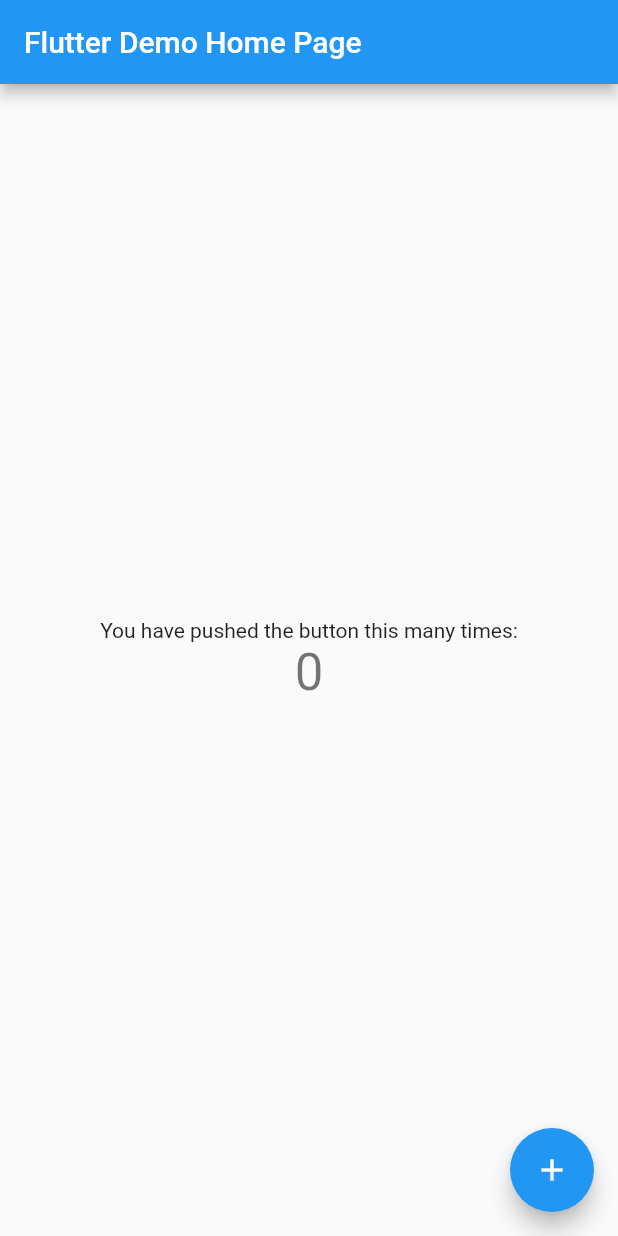
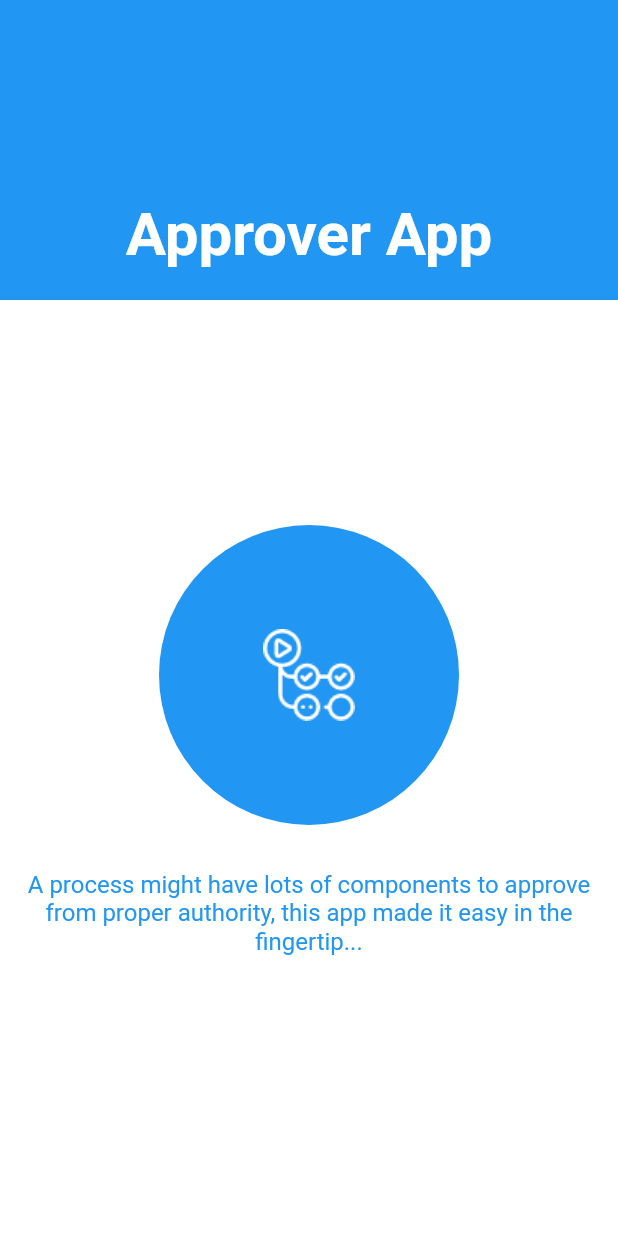
Before and after one commit to mehedi-4958/approver, a Flutter app: the first screen one second after launch, on a phone screen of 412 x 824 dp. Run offline on Flutter 3.47's test engine with Material 2 defaults, Android fonts, the phone set to English and light mode, and no system bars.

Commit message:
Splash Screen Created

```diff
--- a/lib/main.dart
+++ b/lib/main.dart
@@ -1,3 +1,4 @@
+import 'package:approver/screens/splash_screen.dart';
 import 'package:flutter/material.dart';
 
 void main() {
@@ -5,109 +6,25 @@ void main() {
 }
 
 class MyApp extends StatelessWidget {
-  // This widget is the root of your application.
   @override
   Widget build(BuildContext context) {
-    return MaterialApp(
-      title: 'Flutter Demo',
-      theme: ThemeData(
-        // This is the theme of your application.
-        //
-        // Try running your application with "flutter run". You'll see the
-        // application has a blue toolbar. Then, without quitting the app, try
-        // changing the primarySwatch below to Colors.green and then invoke
-        // "hot reload" (press "r" in the console where you ran "flutter run",
-        // or simply save your changes to "hot reload" in a Flutter IDE).
-        // Notice that the counter didn't reset back to zero; the application
-        // is not restarted.
-        primarySwatch: Colors.blue,
-      ),
-      home: MyHomePage(title: 'Flutter Demo Home Page'),
+    return FutureBuilder(
+      // Replace the 3 second delay with your initialization code:
+      future: Future.delayed(Duration(seconds: 3)),
+      builder: (context, AsyncSnapshot snapshot) {
+        // Show splash screen while waiting for app resources to load:
+        if (snapshot.connectionState == ConnectionState.waiting) {
+          return MaterialApp(
+            home: SplashScreen(),
+            debugShowCheckedModeBanner: false,
+          );
+        } else {
+          // Loading is done, return the app:
+          return MaterialApp(
+            home: Scaffold(body: Center(child: Text('App loaded'))),
+          );
+        }
+      },
     );
   }
 }
-
-class MyHomePage extends StatefulWidget {
-  MyHomePage({Key? key, required this.title}) : super(key: key);
-
-  // This widget is the home page of your application. It is stateful, meaning
-  // that it has a State object (defined below) that contains fields that affect
-  // how it looks.
-
-  // This class is the configuration for the state. It holds the values (in this
-  // case the title) provided by the parent (in this case the App widget) and
-  // used by the build method of the State. Fields in a Widget subclass are
-  // always marked "final".
-
-  final String title;
-
-  @override
-  _MyHomePageState createState() => _MyHomePageState();
-}
-
-class _MyHomePageState extends State<MyHomePage> {
-  int _counter = 0;
-
-  void _incrementCounter() {
-    setState(() {
-      // This call to setState tells the Flutter framework that something has
-      // changed in this State, which causes it to rerun the build method below
-      // so that the display can reflect the updated values. If we changed
-      // _counter without calling setState(), then the build method would not be
-      // called again, and so nothing would appear to happen.
-      _counter++;
-    });
-  }
-
-  @override
-  Widget build(BuildContext context) {
-    // This method is rerun every time setState is called, for instance as done
-    // by the _incrementCounter method above.
-    //
-    // The Flutter framework has been optimized to make rerunning build methods
-    // fast, so that you can just rebuild anything that needs updating rather
-    // than having to individually change instances of widgets.
-    return Scaffold(
-      appBar: AppBar(
-        // Here we take the value from the MyHomePage object that was created by
-        // the App.build method, and use it to set our appbar title.
-        title: Text(widget.title),
-      ),
-      body: Center(
-        // Center is a layout widget. It takes a single child and positions it
-        // in the middle of the parent.
-        child: Column(
-          // Column is also a layout widget. It takes a list of children and
-          // arranges them vertically. By default, it sizes itself to fit its
-          // children horizontally, and tries to be as tall as its parent.
-          //
-          // Invoke "debug painting" (press "p" in the console, choose the
-          // "Toggle Debug Paint" action from the Flutter Inspector in Android
-          // Studio, or the "Toggle Debug Paint" command in Visual Studio Code)
-          // to see the wireframe for each widget.
-          //
-          // Column has various properties to control how it sizes itself and
-          // how it positions its children. Here we use mainAxisAlignment to
-          // center the children vertically; the main axis here is the vertical
-          // axis because Columns are vertical (the cross axis would be
-          // horizontal).
-          mainAxisAlignment: MainAxisAlignment.center,
-          children: <Widget>[
-            Text(
-              'You have pushed the button this many times:',
-            ),
-            Text(
-              '$_counter',
-              style: Theme.of(context).textTheme.headline4,
-            ),
-          ],
-        ),
-      ),
-      floatingActionButton: FloatingActionButton(
-        onPressed: _incrementCounter,
-        tooltip: 'Increment',
-        child: Icon(Icons.add),
-      ), // This trailing comma makes auto-formatting nicer for build methods.
-    );
-  }
-}
--- /dev/null
+++ b/lib/screens/splash_screen.dart
@@ -0,0 +1,64 @@
+import 'package:flutter/cupertino.dart';
+import 'package:flutter/material.dart';
+
+class SplashScreen extends StatelessWidget {
+  @override
+  Widget build(BuildContext context) {
+    return Scaffold(
+      backgroundColor: Colors.white,
+      body: Container(
+          height: MediaQuery.of(context).size.height,
+          width: MediaQuery.of(context).size.width,
+          child: Column(
+            mainAxisAlignment: MainAxisAlignment.start,
+            children: [
+              Container(
+                height: 200.0,
+                width: MediaQuery.of(context).size.width,
+                color: Colors.blue,
+                child: Column(
+                  mainAxisAlignment: MainAxisAlignment.end,
+                  children: [
+                    Text(
+                      'Approver App',
+                      style: TextStyle(
+                        color: Colors.white,
+                        fontWeight: FontWeight.bold,
+                        fontSize: 40,
+                      ),
+                      textAlign: TextAlign.center,
+                    ),
+                    SizedBox(height: 20.0),
+                  ],
+                ),
+              ),
+              SizedBox(
+                height: 150.0,
+              ),
+              Container(
+                height: 200.0,
+                width: 200.0,
+                decoration: BoxDecoration(
+                  shape: BoxShape.circle,
+                  color: Colors.blue,
+                  image: DecorationImage(
+                    image: AssetImage('assets/images/splash.png'),
+                  ),
+                ),
+              ),
+              SizedBox(
+                height: 30,
+              ),
+              Text(
+                'A process might have lots of components to approve from proper authority, this app made it easy in the fingertip...',
+                textAlign: TextAlign.center,
+                style: TextStyle(
+                    color: Colors.blue,
+                    fontSize: 16,
+                    fontWeight: FontWeight.normal),
+              )
+            ],
+          )),
+    );
+  }
+}
--- a/pubspec.yaml
+++ b/pubspec.yaml
@@ -32,7 +32,7 @@ dependencies:
 dev_dependencies:
   flutter_test:
     sdk: flutter
-
+  flutter_native_splash: ^1.2.0
 # For information on the generic Dart part of this file, see the
 # following page: https://dart.dev/tools/pub/pubspec
 
@@ -45,8 +45,8 @@ flutter:
   uses-material-design: true
 
   # To add assets to your application, add an assets section, like this:
-  # assets:
-  #   - images/a_dot_burr.jpeg
+  assets:
+    - assets/images/splash.png
   #   - images/a_dot_ham.jpeg
 
   # An image asset can refer to one or more resolution-specific "variants", see
```
Also changed, not shown: assets/images/splash.png (added), pubspec.lock.
